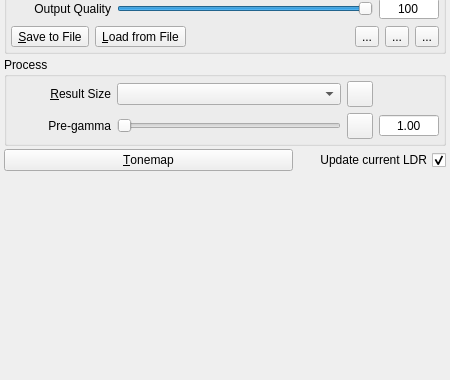
Old version of the form forms/TonemappingPanel.ui in the repository LuminanceHDR/LuminanceHDR; both pictures show x 0 to 450 and y 294 to 674 of the 450 by 674 pixel window.
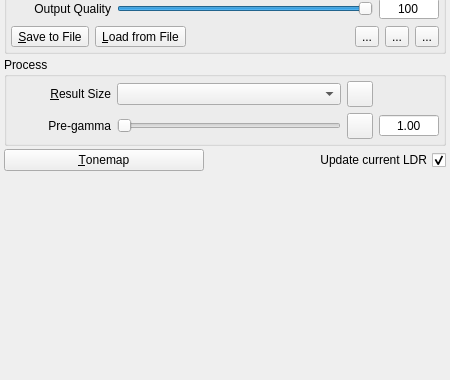
New version of the form. Icons and pictures are not drawn.

Commit message: [TonemappingPanel] Fixed "replaceLdrCheckBox" size on Linux

```diff
--- a/forms/TonemappingPanel.ui
+++ b/forms/TonemappingPanel.ui
@@ -66,8 +66,30 @@
        </property>
       </widget>
      </item>
+     <item>
+      <spacer name="horizontalSpacer_2">
+       <property name="orientation">
+        <enum>Qt::Horizontal</enum>
+       </property>
+       <property name="sizeType">
+        <enum>QSizePolicy::Minimum</enum>
+       </property>
+       <property name="sizeHint" stdset="0">
+        <size>
+         <width>40</width>
+         <height>20</height>
+        </size>
+       </property>
+      </spacer>
+     </item>
      <item>
       <widget class="QCheckBox" name="replaceLdrCheckBox">
+       <property name="sizePolicy">
+        <sizepolicy hsizetype="Preferred" vsizetype="Fixed">
+         <horstretch>0</horstretch>
+         <verstretch>0</verstretch>
+        </sizepolicy>
+       </property>
        <property name="minimumSize">
         <size>
          <width>150</width>
@@ -76,7 +98,7 @@
        </property>
        <property name="maximumSize">
         <size>
-         <width>150</width>
+         <width>200</width>
          <height>16777215</height>
         </size>
        </property>
```
